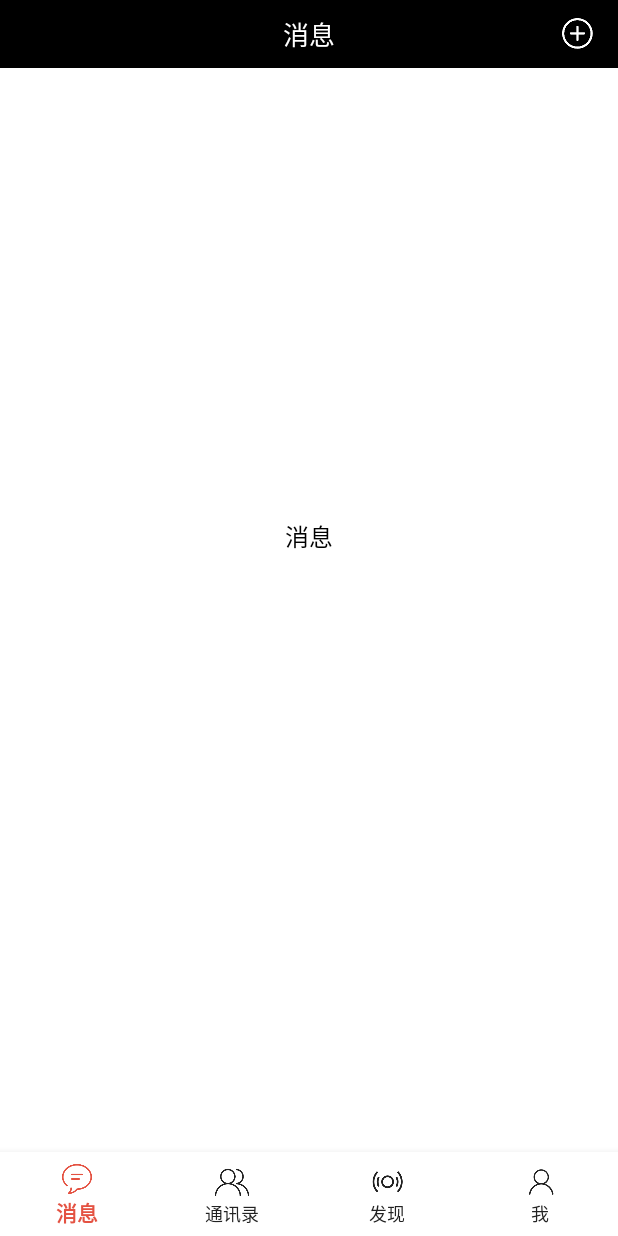
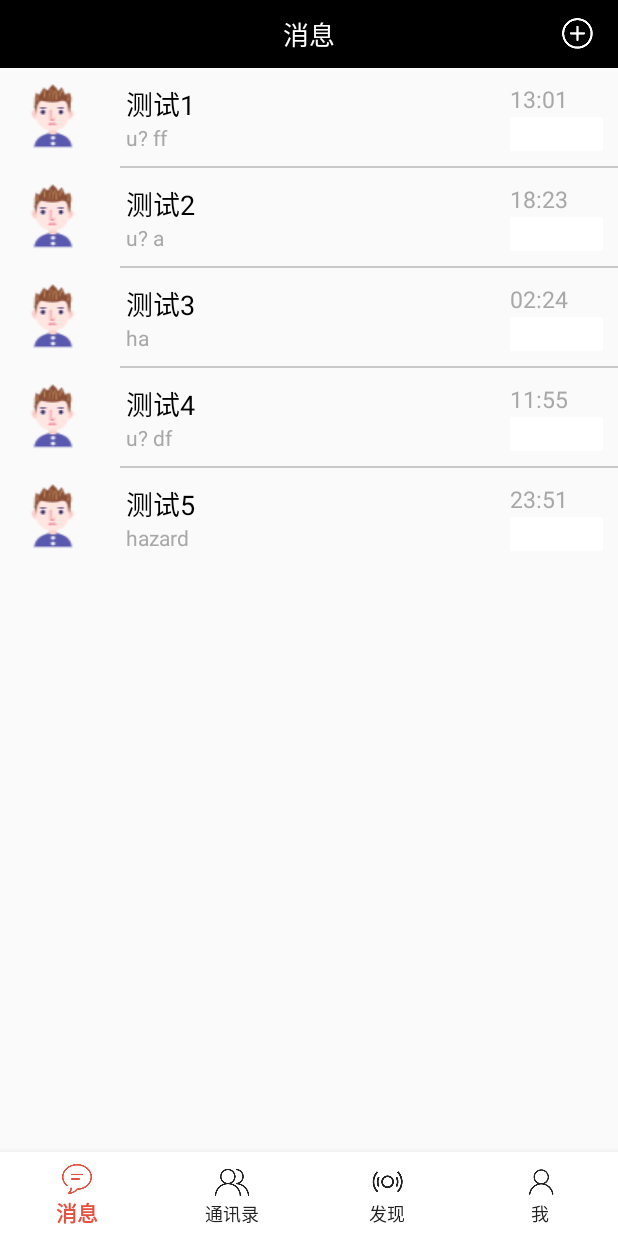
Before and after one commit to hazardhhh/Myclient, an Android app: the screen it shows after launch (MainActivity), on a phone screen of 412 x 824 dp. Run offline under Robolectric (Android 15) with nearby library versions, the phone set to English and light mode, and no system bars; our stand-ins replace ButterKnife, EventBus, RxJava.

Commit message:
消息布局测试

```diff
--- a/app/src/main/java/com/example/client/ui/activity/PersonIntroduceActivity.java
+++ b/app/src/main/java/com/example/client/ui/activity/PersonIntroduceActivity.java
@@ -232,8 +232,7 @@ public class PersonIntroduceActivity extends BaseActivity implements View.OnClic
                 case TAKE_PICTURES:
                     // 对图片解析成Bitmap显示出来
                     try {
-                        Bitmap bitmap = BitmapFactory.decodeStream(
-                                getContentResolver().openInputStream(tempUri));
+                        Bitmap bitmap = BitmapFactory.decodeStream(getContentResolver().openInputStream(tempUri));
                         Drawable drawable = new BitmapDrawable(bitmap);
                         mine_person_photo.setBackground(drawable);
                     } catch (FileNotFoundException e) {
--- a/app/src/main/java/com/example/client/ui/fragment/MessageFragment.java
+++ b/app/src/main/java/com/example/client/ui/fragment/MessageFragment.java
@@ -1,11 +1,105 @@
 package com.example.client.ui.fragment;
+
+import android.os.Bundle;
+import android.view.View;
+import android.view.ViewGroup;
+import android.widget.BaseAdapter;
+import android.widget.ImageView;
+import android.widget.ListView;
+import android.widget.TextView;
 
 import com.example.client.R;
 import com.example.client.base.BaseFragment;
 
 public class MessageFragment extends BaseFragment {
+    // 声明组件
+    private ListView listView;
+
+    private String[] titles = {"测试1", "测试2", "测试3", "测试4", "测试5"};
+    private int[] icons = {R.drawable.message_text_img, R.drawable.message_text_img, R.drawable.message_text_img,
+            R.drawable.message_text_img, R.drawable.message_text_img};
+    private String[] contents = {"u? ff", "u? a", "ha", "u? df", "hazard"};
+    private String[] times = {"13:01", "18:23", "02:24", "11:55", "23:51"};
+
     @Override
     protected int getLayoutId() {
         return R.layout.message_fragement;
     }
+
+    @Override
+    protected void initData(Bundle savedInstanceState) {
+        super.initData(savedInstanceState);
+    }
+
+    @Override
+    protected void initWidget(Bundle savedInstanceState) {
+        super.initWidget(savedInstanceState);
+        //初始化组件
+        listView = (ListView) getViewById(R.id.listView);
+        //创建自定义的适配器，用于把数据显示在组件上
+        MessageAdapter adapter = new MessageAdapter();
+        //设置适配器
+        listView.setAdapter(adapter);
+    }
+
+    class MessageAdapter extends BaseAdapter {
+        // 声明内部类对象
+        private ViewHolder viewHolder;
+
+        // 返回的总个数
+        @Override
+        public int getCount() {
+            // TODO Auto-generated method stub
+            return titles.length;
+        }
+
+        // 返回每个条目对应的数据
+        @Override
+        public Object getItem(int position) {
+            // TODO Auto-generated method stub
+            return titles[position];
+        }
+
+        // 返回的id
+        @Override
+        public long getItemId(int position) {
+            // TODO Auto-generated method stub
+            return position;
+        }
+
+        // 返回这个条目对应的控件对象
+        @Override
+        public View getView(int position, View convertView, ViewGroup parent) {
+            // 判断当前条目是否为null
+            if (convertView == null) {
+                viewHolder = new ViewHolder();
+                convertView = View.inflate(mContext, R.layout.message_item, null);
+                viewHolder.message_text_img = (ImageView) convertView.findViewById(R.id.img1);
+                viewHolder.message_text_title = (TextView) convertView.findViewById(R.id.title);
+                viewHolder.message_text_content = (TextView) convertView.findViewById(R.id.content);
+                viewHolder.message_text_time = (TextView) convertView.findViewById(R.id.time);
+                viewHolder.message_text_code = (ImageView) convertView.findViewById(R.id.code);
+                convertView.setTag(viewHolder);
+            } else {
+                viewHolder = (ViewHolder) convertView.getTag();
+            }
+            viewHolder.message_text_img.setBackgroundResource(icons[position]);
+            viewHolder.message_text_title.setText(titles[position]);
+            viewHolder.message_text_content.setText(contents[position]);
+            viewHolder.message_text_time.setText(times[position]);
+
+            return convertView;
+        }
+
+        /**
+         * 内部类 记录单个条目中所有属性
+         */
+        class ViewHolder {
+            public ImageView message_text_img;
+            public TextView message_text_title;
+            public TextView message_text_content;
+            public TextView message_text_time;
+            public ImageView message_text_code;
+        }
+    }
 }
--- /dev/null
+++ b/app/src/main/res/drawable/message_list_divider_line.xml
@@ -0,0 +1,10 @@
+<?xml version="1.0" encoding="utf-8"?>
+<layer-list xmlns:android="http://schemas.android.com/apk/res/android" >
+    <item
+        android:left="80dp"
+        android:right="0dp">
+        <shape android:shape="rectangle" >
+            <solid android:color="#33000000" />
+        </shape>
+    </item>
+</layer-list>
--- a/app/src/main/res/layout/message_fragement.xml
+++ b/app/src/main/res/layout/message_fragement.xml
@@ -1,17 +1,15 @@
-<?xml version="1.0" encoding="utf-8"?>
 <LinearLayout
     xmlns:android="http://schemas.android.com/apk/res/android"
     android:layout_width="match_parent"
-    android:layout_height="match_parent"
-    android:background="@color/white"
-    android:orientation="vertical">
+    android:layout_height="match_parent">
 
-    <TextView
-        android:layout_width="wrap_content"
+    <ListView
+        android:id="@+id/listView"
+        android:layout_width="match_parent"
         android:layout_height="wrap_content"
-        android:text="消息"
-        android:textColor="@color/black"
-        android:textSize="16sp"
-        android:layout_marginTop="300dp"
-        android:layout_gravity="center" />
+        android:divider="@drawable/message_list_divider_line"
+        android:dividerHeight="1.5px"
+        android:layout_marginBottom="50dp">
+    </ListView>
+
 </LinearLayout>
--- /dev/null
+++ b/app/src/main/res/layout/message_item.xml
@@ -0,0 +1,69 @@
+<?xml version="1.0" encoding="utf-8"?>
+<LinearLayout xmlns:android="http://schemas.android.com/apk/res/android"
+    android:layout_width="match_parent"
+    android:layout_height="80dp"
+    android:layout_marginTop="300dp"
+    android:padding="10dp"
+    android:orientation="horizontal">
+
+    <ImageView
+        android:id="@+id/img1"
+        android:layout_width="20dp"
+        android:layout_height="wrap_content"
+        android:layout_weight="0.5"/>
+
+    <LinearLayout
+        android:orientation="vertical"
+        android:layout_marginLeft="23dp"
+        android:layout_width="8dp"
+        android:layout_height="match_parent"
+        android:layout_weight="4">
+
+        <TextView
+            android:id="@+id/title"
+            android:textColor="#000000"
+            android:textSize="18dp"
+            android:gravity="center_vertical"
+            android:layout_width="match_parent"
+            android:layout_height="wrap_content"
+            android:layout_weight="2.5"/>
+
+        <TextView
+            android:id="@+id/content"
+            android:textColor="#A8A8A8"
+            android:gravity="center_vertical"
+            android:singleLine="true"
+            android:layout_width="match_parent"
+            android:layout_height="wrap_content"
+            android:layout_weight="1.5"/>
+    </LinearLayout>
+
+    <LinearLayout
+        android:layout_width="wrap_content"
+        android:layout_height="match_parent"
+        android:paddingRight="-50dp"
+        android:layout_weight="1"
+        android:gravity="right"
+        android:orientation="vertical">
+
+        <TextView
+            android:id="@+id/time"
+            android:textColor="#A8A8A8"
+            android:textSize="15dp"
+            android:layout_gravity="right"
+            android:layout_marginRight="1dp"
+            android:layout_width="match_parent"
+            android:layout_height="0dp"
+            android:layout_weight="0.5"/>
+
+        <ImageView
+            android:id="@+id/code"
+            android:background="@color/white"
+            android:layout_gravity="right"
+            android:layout_width="match_parent"
+            android:layout_height="0dp"
+            android:layout_weight="0.5"/>
+
+    </LinearLayout>
+
+</LinearLayout>
```
Also changed, not shown: app/src/main/res/drawable/message_text_img.png (added).
